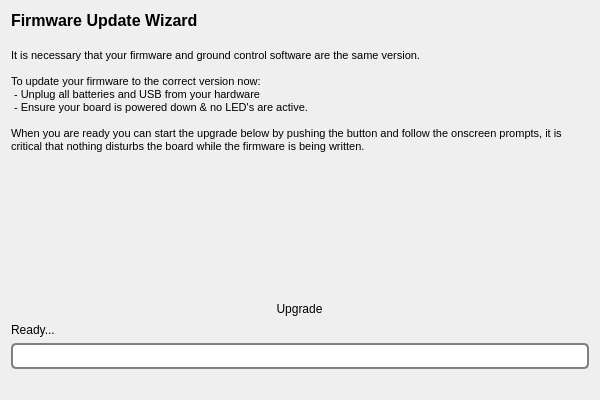
The window that ground/gcs/src/plugins/setupwizard/pages/autoupdatepage.ui (TauLabs/TauLabs) describes before a commit, drawn with Qt 5.
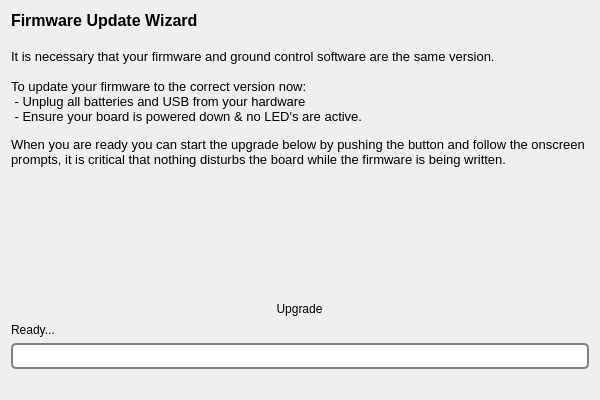
The same window after the commit. Icons and pictures are not drawn.

Commit message: SetupWizard: make sure all fonts 10pt an not 8

The edit to the form file:
```diff
--- a/ground/gcs/src/plugins/setupwizard/pages/autoupdatepage.ui
+++ b/ground/gcs/src/plugins/setupwizard/pages/autoupdatepage.ui
@@ -23,13 +23,13 @@
 &lt;/style&gt;&lt;/head&gt;&lt;body style=&quot; font-family:'Lucida Grande'; font-size:13pt; font-weight:400; font-style:normal;&quot;&gt;
 &lt;p style=&quot; margin-top:0px; margin-bottom:0px; margin-left:0px; margin-right:0px; -qt-block-indent:0; text-indent:0px;&quot;&gt;&lt;span style=&quot; font-family:'MS Shell Dlg 2'; font-size:12pt; font-weight:600;&quot;&gt;Firmware Update Wizard&lt;/span&gt;&lt;/p&gt;
 &lt;p style=&quot;-qt-paragraph-type:empty; margin-top:0px; margin-bottom:0px; margin-left:0px; margin-right:0px; -qt-block-indent:0; text-indent:0px; font-family:'MS Shell Dlg 2'; font-size:12pt; font-weight:600;&quot;&gt;&lt;br /&gt;&lt;/p&gt;
-&lt;p style=&quot; margin-top:0px; margin-bottom:0px; margin-left:0px; margin-right:0px; -qt-block-indent:0; text-indent:0px;&quot;&gt;&lt;span style=&quot; font-family:'MS Shell Dlg 2'; font-size:8pt;&quot;&gt;It is necessary that your firmware and ground control software are the same version.&lt;/span&gt;&lt;/p&gt;
+&lt;p style=&quot; margin-top:0px; margin-bottom:0px; margin-left:0px; margin-right:0px; -qt-block-indent:0; text-indent:0px;&quot;&gt;&lt;span style=&quot; font-family:'MS Shell Dlg 2'; font-size:10pt;&quot;&gt;It is necessary that your firmware and ground control software are the same version.&lt;/span&gt;&lt;/p&gt;
+&lt;p style=&quot;-qt-paragraph-type:empty; margin-top:0px; margin-bottom:0px; margin-left:0px; margin-right:0px; -qt-block-indent:0; text-indent:0px; font-family:'MS Shell Dlg 2'; font-size:10pt;&quot;&gt;&lt;br /&gt;&lt;/p&gt;
+&lt;p style=&quot; margin-top:0px; margin-bottom:0px; margin-left:0px; margin-right:0px; -qt-block-indent:0; text-indent:0px;&quot;&gt;&lt;span style=&quot; font-family:'MS Shell Dlg 2'; font-size:10pt;&quot;&gt;To update your firmware to the correct version now:&lt;/span&gt;&lt;/p&gt;
+&lt;p style=&quot; margin-top:0px; margin-bottom:0px; margin-left:0px; margin-right:0px; -qt-block-indent:0; text-indent:0px;&quot;&gt;&lt;span style=&quot; font-family:'MS Shell Dlg 2'; font-size:10pt;&quot;&gt; - Unplug all batteries and USB from your hardware&lt;/span&gt;&lt;/p&gt;
+&lt;p style=&quot; margin-top:0px; margin-bottom:0px; margin-left:0px; margin-right:0px; -qt-block-indent:0; text-indent:0px;&quot;&gt;&lt;span style=&quot; font-family:'MS Shell Dlg 2'; font-size:10pt;&quot;&gt; - Ensure your board is powered down &amp;amp; no LED's are active.&lt;/span&gt;&lt;/p&gt;
 &lt;p style=&quot;-qt-paragraph-type:empty; margin-top:0px; margin-bottom:0px; margin-left:0px; margin-right:0px; -qt-block-indent:0; text-indent:0px; font-family:'MS Shell Dlg 2'; font-size:8pt;&quot;&gt;&lt;br /&gt;&lt;/p&gt;
-&lt;p style=&quot; margin-top:0px; margin-bottom:0px; margin-left:0px; margin-right:0px; -qt-block-indent:0; text-indent:0px;&quot;&gt;&lt;span style=&quot; font-family:'MS Shell Dlg 2'; font-size:8pt;&quot;&gt;To update your firmware to the correct version now:&lt;/span&gt;&lt;/p&gt;
-&lt;p style=&quot; margin-top:0px; margin-bottom:0px; margin-left:0px; margin-right:0px; -qt-block-indent:0; text-indent:0px;&quot;&gt;&lt;span style=&quot; font-family:'MS Shell Dlg 2'; font-size:8pt;&quot;&gt; - Unplug all batteries and USB from your hardware&lt;/span&gt;&lt;/p&gt;
-&lt;p style=&quot; margin-top:0px; margin-bottom:0px; margin-left:0px; margin-right:0px; -qt-block-indent:0; text-indent:0px;&quot;&gt;&lt;span style=&quot; font-family:'MS Shell Dlg 2'; font-size:8pt;&quot;&gt; - Ensure your board is powered down &amp;amp; no LED's are active.&lt;/span&gt;&lt;/p&gt;
-&lt;p style=&quot;-qt-paragraph-type:empty; margin-top:0px; margin-bottom:0px; margin-left:0px; margin-right:0px; -qt-block-indent:0; text-indent:0px; font-family:'MS Shell Dlg 2'; font-size:8pt;&quot;&gt;&lt;br /&gt;&lt;/p&gt;
-&lt;p style=&quot; margin-top:0px; margin-bottom:0px; margin-left:0px; margin-right:0px; -qt-block-indent:0; text-indent:0px;&quot;&gt;&lt;span style=&quot; font-family:'MS Shell Dlg 2'; font-size:8pt;&quot;&gt;When you are ready you can start the upgrade below by pushing the button and follow the onscreen prompts, it is critical that nothing disturbs the board while the firmware is being written.&lt;/span&gt;&lt;/p&gt;&lt;/body&gt;&lt;/html&gt;</string>
+&lt;p style=&quot; margin-top:0px; margin-bottom:0px; margin-left:0px; margin-right:0px; -qt-block-indent:0; text-indent:0px;&quot;&gt;&lt;span style=&quot; font-family:'MS Shell Dlg 2'; font-size:10pt;&quot;&gt;When you are ready you can start the upgrade below by pushing the button and follow the onscreen prompts, it is critical that nothing disturbs the board while the firmware is being written.&lt;/span&gt;&lt;/p&gt;&lt;/body&gt;&lt;/html&gt;</string>
      </property>
      <property name="alignment">
       <set>Qt::AlignLeading|Qt::AlignLeft|Qt::AlignTop</set>
```
The commit also changes 2 other files.
